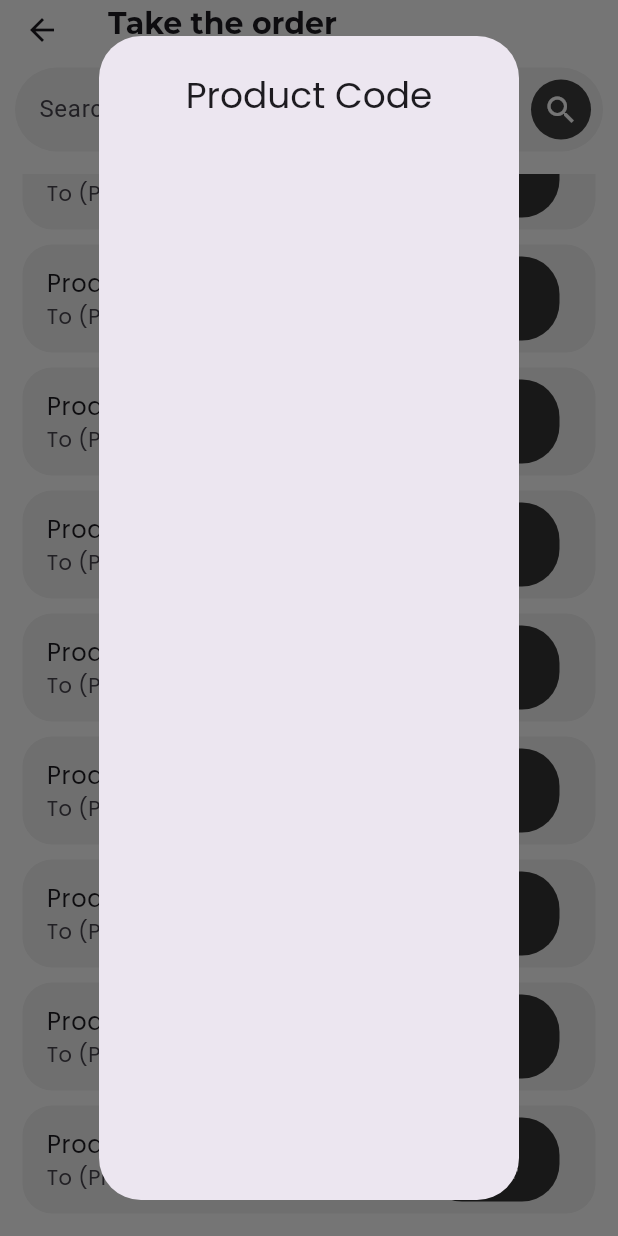
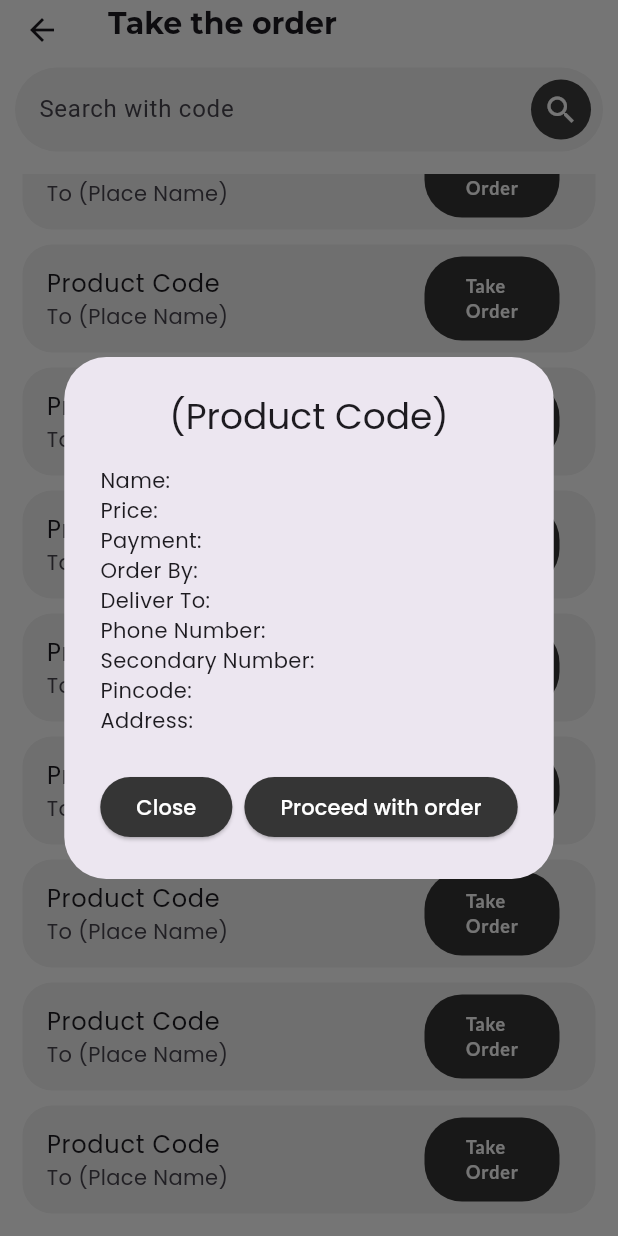
Before and after one commit to H4R1-4926/shopping_app_delivery, a Flutter app: the TakeOrderPage screen opened directly, scrolled down 942 dp, after a tap on "Product Code", on a phone screen of 412 x 824 dp. Run offline on Flutter 3.47's test engine with Material 3 defaults, Android fonts, the phone set to English and light mode, and no system bars; our stand-ins replace google_fonts, iconsax.

Commit message:
completed alert box ui

```diff
--- a/lib/Presentation/Screens/Home/Taking Order Page/take_order.dart
+++ b/lib/Presentation/Screens/Home/Taking Order Page/take_order.dart
@@ -54,13 +54,79 @@ class TakeOrderPage extends StatelessWidget {
                     return AlertDialog(
                       title: Center(
                         child: Text(
-                          'Product Code',
+                          '(Product Code)',
                           style: GoogleFonts.poppins(),
                         ),
                       ),
                       content: Column(
-                        children: [],
+                        mainAxisSize: MainAxisSize.min,
+                        crossAxisAlignment: CrossAxisAlignment.start,
+                        children: [
+                          Text(
+                            'Name: ',
+                            style: GoogleFonts.poppins(),
+                          ),
+                          Text(
+                            'Price: ',
+                            style: GoogleFonts.poppins(),
+                          ),
+                          Text(
+                            'Payment: ',
+                            style: GoogleFonts.poppins(),
+                          ),
+                          Text(
+                            'Order By: ',
+                            style: GoogleFonts.poppins(),
+                          ),
+                          Text(
+                            'Deliver To: ',
+                            style: GoogleFonts.poppins(),
+                          ),
+                          Text(
+                            'Phone Number:',
+                            style: GoogleFonts.poppins(),
+                          ),
+                          Text(
+                            'Secondary Number:',
+                            style: GoogleFonts.poppins(),
+                          ),
+                          Text(
+                            'Pincode:',
+                            style: GoogleFonts.poppins(),
+                          ),
+                          Text(
+                            'Address:',
+                            style: GoogleFonts.poppins(),
+                          ),
+                        ],
                       ),
+                      actions: [
+                        ElevatedButton(
+                          onPressed: () {},
+                          style: const ButtonStyle(
+                              backgroundColor: WidgetStatePropertyAll(
+                                kdarkcolor1,
+                              ),
+                              foregroundColor: WidgetStatePropertyAll(kwhite)),
+                          child: Text(
+                            'Close',
+                            style: GoogleFonts.poppins(),
+                          ),
+                        ),
+                        ElevatedButton(
+                          onPressed: () {},
+                          style: const ButtonStyle(
+                              backgroundColor: WidgetStatePropertyAll(
+                                kdarkcolor1,
+                              ),
+                              foregroundColor:
+                                  const WidgetStatePropertyAll(kwhite)),
+                          child: Text(
+                            'Proceed with order',
+                            style: GoogleFonts.poppins(),
+                          ),
+                        )
+                      ],
                     );
                   },
                 );
```
